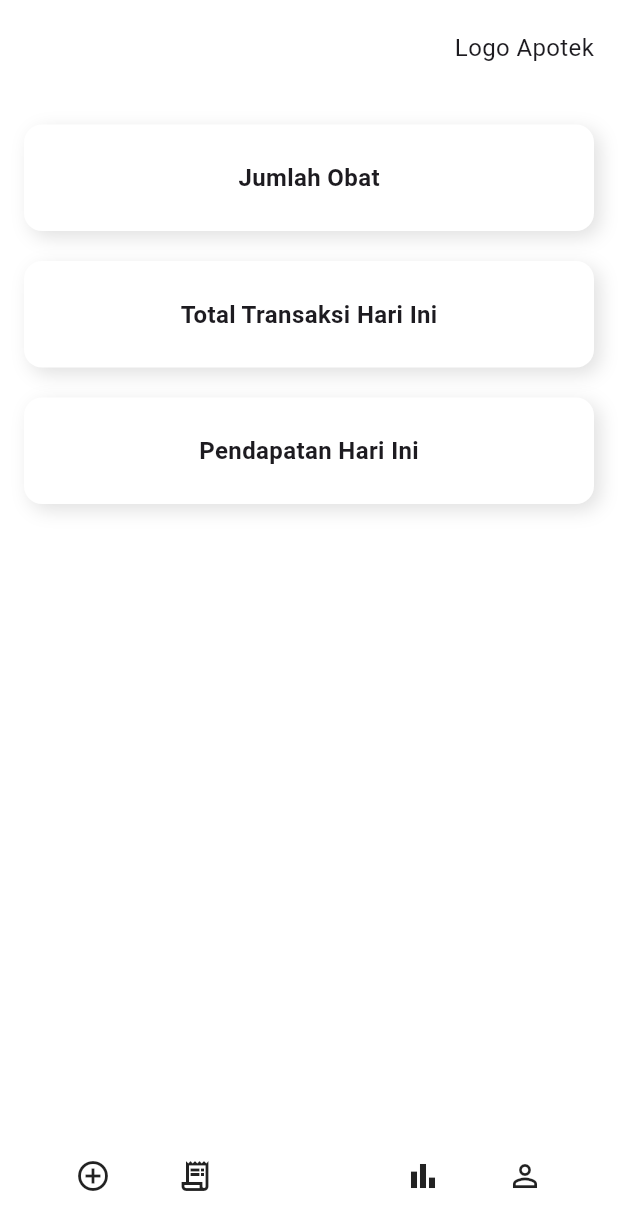
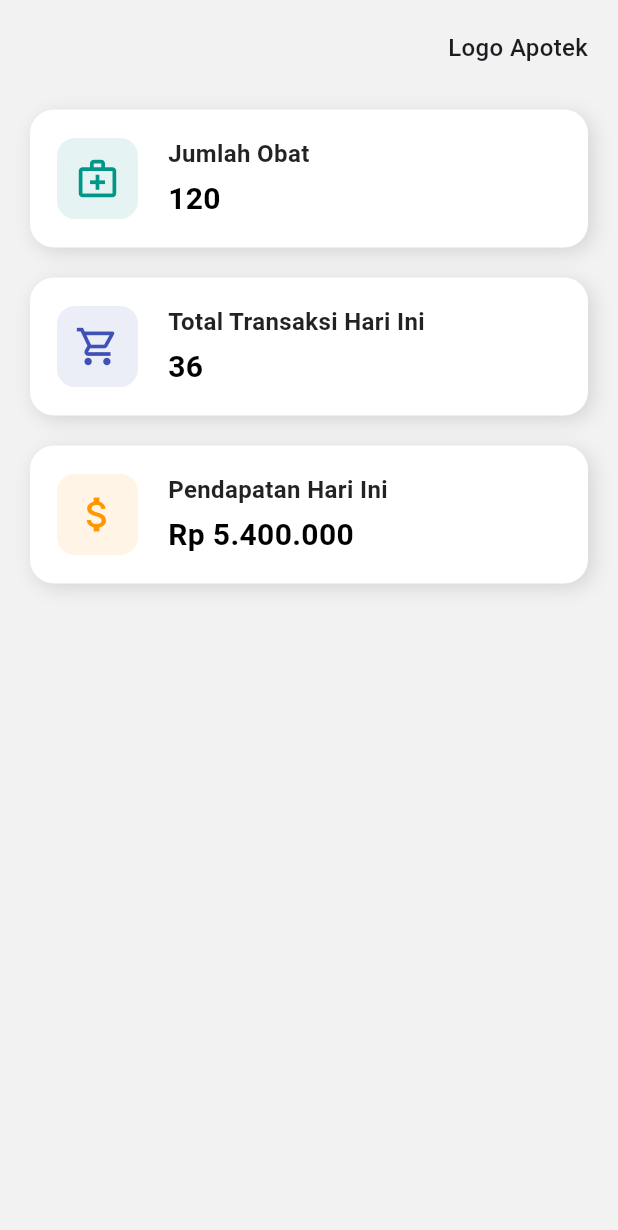
Before and after one commit to ikasurr/app_pentamed, a Flutter app: the Dashboard screen opened directly, on a phone screen of 412 x 824 dp. Shown: the top 1230 px of the screen. Run offline on Flutter 3.47's test engine with Material 3 defaults, Android fonts, the phone set to English and light mode, and no system bars; our stand-ins replace curved_navigation_bar, get, supabase_flutter; accounts and stored records are empty.

Commit message:
ubah login, hal awal, dashboard

```diff
--- a/lib/page/dashboard.dart
+++ b/lib/page/dashboard.dart
@@ -11,85 +11,115 @@ class _DashboardState extends State<Dashboard> {
   @override
   Widget build(BuildContext context) {
     return Scaffold(
-      backgroundColor: Color(0xD9D3CF), // Warna abu muda latar belakang
+      backgroundColor: const Color(0xFFF2F2F2),
       body: SafeArea(
-        child: Padding(
-          padding: const EdgeInsets.symmetric(horizontal: 16.0, vertical: 20),
+        child: SingleChildScrollView(
+          padding: const EdgeInsets.all(20),
           child: Column(
             crossAxisAlignment: CrossAxisAlignment.start,
             children: [
               Align(
                 alignment: Alignment.topRight,
-                child: Text("Logo Apotek", style: TextStyle(fontSize: 16)),
+                child: Text(
+                  "Logo Apotek",
+                  style: TextStyle(fontSize: 16, fontWeight: FontWeight.w500),
+                ),
               ),
-              SizedBox(height: 40),
-              DashboardCard(title: "Jumlah Obat"),
+              SizedBox(height: 30),
+              DashboardCard(
+                title: "Jumlah Obat",
+                value: "120",
+                icon: Icons.medical_services_outlined,
+                color: Colors.teal,
+              ),
               SizedBox(height: 20),
-              DashboardCard(title: "Total Transaksi Hari Ini"),
+              DashboardCard(
+                title: "Total Transaksi Hari Ini",
+                value: "36",
+                icon: Icons.shopping_cart_outlined,
+                color: Colors.indigo,
+              ),
               SizedBox(height: 20),
-              DashboardCard(title: "Pendapatan Hari Ini"),
+              DashboardCard(
+                title: "Pendapatan Hari Ini",
+                value: "Rp 5.400.000",
+                icon: Icons.attach_money,
+                color: Colors.orange,
+              ),
+              SizedBox(height: 20),
             ],
           ),
         ),
       ),
-      bottomNavigationBar: CustomBottomNavBar(),
     );
   }
 }
 
 class DashboardCard extends StatelessWidget {
   final String title;
+  final String value;
+  final IconData icon;
+  final Color color;
 
-  const DashboardCard({required this.title});
+  const DashboardCard({
+    required this.title,
+    required this.value,
+    required this.icon,
+    required this.color,
+  });
 
   @override
   Widget build(BuildContext context) {
     return Container(
-      width: double.infinity,
-      padding: EdgeInsets.all(24),
+      padding: EdgeInsets.all(18),
       decoration: BoxDecoration(
         color: Colors.white,
-        borderRadius: BorderRadius.circular(12),
+        borderRadius: BorderRadius.circular(16),
         boxShadow: [
           BoxShadow(
             color: Colors.black12,
             blurRadius: 10,
-            offset: Offset(4, 4),
+            offset: Offset(3, 3),
           ),
         ],
       ),
-      child: Center(
-        child: Text(
-          title,
-          style: TextStyle(fontSize: 16, fontWeight: FontWeight.bold),
-        ),
+      child: Row(
+        children: [
+          Container(
+            decoration: BoxDecoration(
+              color: color.withOpacity(0.1),
+              borderRadius: BorderRadius.circular(12),
+            ),
+            padding: EdgeInsets.all(12),
+            child: Icon(icon, size: 30, color: color),
+          ),
+          SizedBox(width: 20),
+          Expanded(
+            child: Column(
+              crossAxisAlignment: CrossAxisAlignment.start,
+              children: [
+                Text(
+                  title,
+                  style: TextStyle(
+                    fontSize: 16,
+                    fontWeight: FontWeight.w600,
+                    color: Colors.black87,
+                  ),
+                ),
+                SizedBox(height: 4),
+                Text(
+                  value,
+                  style: TextStyle(
+                    fontSize: 20,
+                    fontWeight: FontWeight.bold,
+                    color: Colors.black,
+                  ),
+                ),
+              ],
+            ),
+          ),
+        ],
       ),
     );
   }
 }
-
-class CustomBottomNavBar extends StatelessWidget {
-  @override
-  Widget build(BuildContext context) {
-    return BottomAppBar(
-      elevation: 10,
-      color: Colors.white,
-      shape: CircularNotchedRectangle(),
-      notchMargin: 8,
-      child: Container(
-        height: 60,
-        padding: EdgeInsets.symmetric(horizontal: 12),
-        child: Row(
-          mainAxisAlignment: MainAxisAlignment.spaceAround,
-          children: [
-            Icon(Icons.add_circle_outline),
-            Icon(Icons.receipt_long_outlined),
-            SizedBox(width: 40), // untuk space tombol tengah
-            Icon(Icons.bar_chart_outlined),
-            Icon(Icons.person_outline),
-          ],
-        ),
-      ),
-    );
-  }
-}
```
Also changed, not shown: lib/halaman_awal.dart (+1 -7 lines), lib/page/login.dart (+48 -10 lines).
